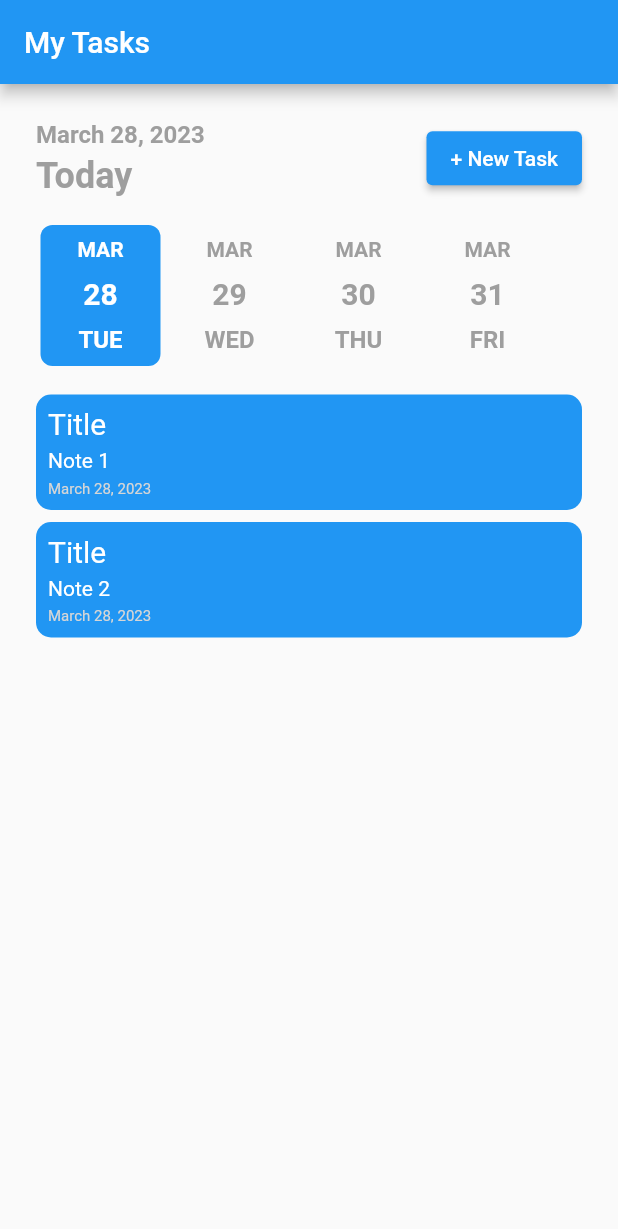
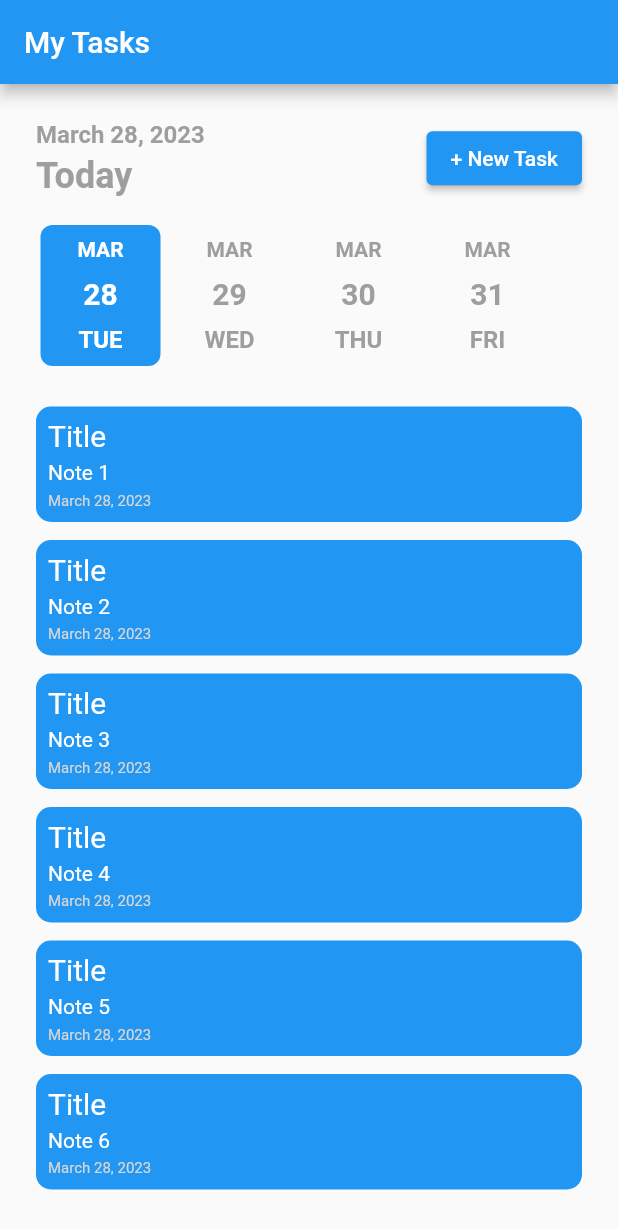
Before and after one commit to Bassem0gamal/getx_test_1, a Flutter app: the screen it shows after launch, on a phone screen of 412 x 824 dp. Shown: the top 1229 px of the screen. Run offline on Flutter 3.47's test engine with Material 2 defaults, Android fonts, the phone set to English and light mode, and no system bars; drawn by our look-alikes of date_picker_timeline; our stand-ins replace get, sqflite; accounts and stored records are empty.

Commit message:
Add Task, validation for the text field

```diff
--- a/lib/data_source/in_memory_task_data_source.dart
+++ b/lib/data_source/in_memory_task_data_source.dart
@@ -3,10 +3,48 @@ import 'package:getx_test_1/task/models/task_model.dart';
 import 'package:intl/intl.dart';
 
 class InMemoryTaskDataSource implements TaskDataSource {
+  static final InMemoryTaskDataSource instance =
+      InMemoryTaskDataSource._private();
+
+
+  InMemoryTaskDataSource._private();
+
   final Map<int, TaskModel> _map = {
-    1: TaskModel(id: 1, title: 'Title', note: 'Note 1', time: DateFormat.yMMMMd().format(DateTime.now())),
-    2: TaskModel(id: 2, title: 'Title', note: 'Note 2', time: DateFormat.yMMMMd().format(DateTime.now()))
-
+    1: TaskModel(
+        id: 1,
+        title: 'Title',
+        note: 'Note 1',
+        time: DateFormat.yMMMMd().format(DateTime.now())),
+    2: TaskModel(
+        id: 2,
+        title: 'Title',
+        note: 'Note 2',
+        time: DateFormat.yMMMMd().format(DateTime.now())),
+    3: TaskModel(
+        id: 3,
+        title: 'Title',
+        note: 'Note 3',
+        time: DateFormat.yMMMMd().format(DateTime.now())),
+    4: TaskModel(
+        id: 4,
+        title: 'Title',
+        note: 'Note 4',
+        time: DateFormat.yMMMMd().format(DateTime.now())),
+    5: TaskModel(
+        id: 5,
+        title: 'Title',
+        note: 'Note 5',
+        time: DateFormat.yMMMMd().format(DateTime.now())),
+    6: TaskModel(
+        id: 6,
+        title: 'Title',
+        note: 'Note 6',
+        time: DateFormat.yMMMMd().format(DateTime.now())),
+    7: TaskModel(
+        id: 7,
+        title: 'Title',
+        note: 'Note 7',
+        time: DateFormat.yMMMMd().format(DateTime.now())),
   };
 
   @override
--- a/lib/home/home_controller.dart
+++ b/lib/home/home_controller.dart
@@ -1,15 +1,15 @@
 
 import 'package:get/get.dart';
 import 'package:getx_test_1/data_source/in_memory_task_data_source.dart';
+
+import '../data_source/task_data_source.dart';
 import '../task/models/task_model.dart';
 
 class HomeController extends GetxController {
-  final InMemoryTaskDataSource _dataSource = InMemoryTaskDataSource();
+  final TaskDataSource _dataSource = InMemoryTaskDataSource.instance;
   final RxList<TaskModel> tasks = RxList();
 
   void loadTasks() {
     tasks.value = _dataSource.getTasks();
   }
-
-
 }
--- a/lib/home/home_screen.dart
+++ b/lib/home/home_screen.dart
@@ -1,8 +1,8 @@
 import 'package:flutter/material.dart';
+import 'package:getx_test_1/data_source/add_task_starter.dart';
 import 'package:getx_test_1/home/home_controller.dart';
 import 'package:getx_test_1/home/widgets/home_calendar_widget.dart';
 import 'package:getx_test_1/home/widgets/home_tasks_widget.dart';
-import 'package:getx_test_1/task/add_task_screen.dart';
 import 'package:getx_test_1/text_style.dart';
 import 'package:intl/intl.dart';
 import 'package:get/get.dart';
@@ -22,6 +22,13 @@ class _HomeScreenState extends State<HomeScreen> {
   void initState() {
     homeController.loadTasks();
     super.initState();
+  }
+
+  Future<void> openAddTask() async {
+    final  result =  await Get.toNamed(AddTaskStarter.id);
+    if (result == true) {
+      homeController.loadTasks();
+    }
   }
 
   @override
@@ -56,76 +63,27 @@ class _HomeScreenState extends State<HomeScreen> {
                     ],
                   ),
                   ElevatedButton(
-                    onPressed: () => Get.toNamed(AddTaskScreen.id),
+                    onPressed: () => openAddTask(),
                     child: const Text('+ New Task'),
                   ),
                 ],
               ),
               const SizedBox(height: 16),
-              const SizedBox(
-                child: HomeCalendarWidget(),
-              ),
+              const HomeCalendarWidget(),
               const SizedBox(height: 16.0),
-              SizedBox(
-                child: noTask == 2
-                    ? const NoTask()
-                    : SizedBox(
-                        height: 500,
-                        child: Obx(
-                          () => ListView.builder(
+              Expanded(
+                child: Obx(
+                  () {
+                    return homeController.tasks.isEmpty
+                        ? const NoTask()
+                        : ListView.builder(
                             itemCount: homeController.tasks.length,
                             itemBuilder: (context, int i) {
-                              return Column(
-                                children: [
-                                  SizedBox(
-                                    width: MediaQuery.of(context).size.width,
-                                    child: Container(
-                                      decoration: BoxDecoration(
-                                          color: Colors.blue,
-                                          borderRadius:
-                                              BorderRadius.circular(10.0)),
-                                      child: Padding(
-                                        padding: const EdgeInsets.all(8.0),
-                                        child: Column(
-                                          crossAxisAlignment:
-                                              CrossAxisAlignment.start,
-                                          children: [
-                                            Text(
-                                              homeController.tasks[i].title,
-                                              style: const TextStyle(
-                                                  color: Colors.white,
-                                                  fontSize: 20),
-                                            ),
-                                            const SizedBox(height: 5),
-                                            Text(
-                                              homeController.tasks[i].note,
-                                              style: const TextStyle(
-                                                  color: Colors.white,
-                                                  fontSize: 14),
-                                            ),
-                                            const SizedBox(height: 5),
-                                            Align(
-                                              alignment: Alignment.bottomLeft,
-                                              child: Text(
-                                                homeController.tasks[i].time
-                                                    .toString(),
-                                                style: TextStyle(
-                                                    color: Colors.grey[350],
-                                                    fontSize: 10),
-                                              ),
-                                            ),
-                                          ],
-                                        ),
-                                      ),
-                                    ),
-                                  ),
-                                  const SizedBox(height: 8),
-                                ],
-                              );
+                              return TaskItem(taskModel: homeController.tasks[i]);
                             },
-                          ),
-                        ),
-                      ),
+                          );
+                  },
+                ),
               ),
             ],
           ),
--- a/lib/home/widgets/home_tasks_widget.dart
+++ b/lib/home/widgets/home_tasks_widget.dart
@@ -1,5 +1,6 @@
 import 'package:flutter/material.dart';
-import 'package:intl/intl.dart';
+import 'package:getx_test_1/home/home_controller.dart';
+import 'package:getx_test_1/task/models/task_model.dart';
 
 class NoTask extends StatelessWidget {
   const NoTask({Key? key}) : super(key: key);
@@ -21,60 +22,53 @@ class NoTask extends StatelessWidget {
   }
 }
 
-class HomeTask extends StatelessWidget {
-  const HomeTask(
-      {super.key,
-      required this.title,
-      required this.task,
-      required this.date,
-      this.color,
-      this.time,
-      this.repeat});
+class TaskItem extends StatelessWidget {
+  const TaskItem({super.key, required this.taskModel});
 
-  final String title;
-  final String task;
-  final String date;
-  final String? time;
-  final String? repeat;
-  final Color? color;
+  final TaskModel taskModel;
 
   @override
   Widget build(BuildContext context) {
-    return Container(
+
+    return Column(
+      children: [
+        Padding(
+          padding: const EdgeInsets.only(top: 8.0),
+          child: SizedBox(
+            width: MediaQuery.of(context).size.width,
+            child: Container(
               decoration: BoxDecoration(
-        borderRadius: BorderRadius.circular(24.0),
-        color: color,
-      ),
-      height: 120,
-      width: MediaQuery.of(context).size.width,
+                  color: Colors.blue, borderRadius: BorderRadius.circular(10.0)),
               child: Padding(
-        padding: const EdgeInsets.all(16.0),
+                padding: const EdgeInsets.all(8.0),
                 child: Column(
                   crossAxisAlignment: CrossAxisAlignment.start,
                   children: [
                     Text(
-              title,
-              style: const TextStyle(
-                fontWeight: FontWeight.bold,
-                color: Colors.white,
-                fontSize: 18,
+                      taskModel.title,
+                      style: const TextStyle(color: Colors.white, fontSize: 20),
                     ),
+                    const SizedBox(height: 5),
+                    Text(
+                      taskModel.note,
+                      style: const TextStyle(color: Colors.white, fontSize: 14),
                     ),
-            const SizedBox(height: 4),
-            Text(
-              task,
-              style: const TextStyle(color: Colors.white),
-            ),
+                    const SizedBox(height: 5),
                     Align(
-              alignment: FractionalOffset.bottomLeft,
+                      alignment: Alignment.bottomLeft,
                       child: Text(
-                date,
-                style: TextStyle(color: Colors.grey.shade300),
+                       taskModel.time,
+                        style: TextStyle(color: Colors.grey[350], fontSize: 10),
                       ),
                     ),
                   ],
                 ),
               ),
+            ),
+          ),
+        ),
+        const SizedBox(height: 4),
+      ],
     );
   }
 }
--- a/lib/icons.dart
+++ b/lib/icons.dart
@@ -2,7 +2,9 @@ import 'package:flutter/material.dart';
 
 IconButton blueCircleIcon() {
   return IconButton(
-    onPressed: () {},
+    onPressed: () {
+
+    },
     icon: const Icon(Icons.circle, color: Colors.blue, size: 30),
     padding: const EdgeInsets.only(right: 10),
     constraints: const BoxConstraints(),
--- a/lib/main.dart
+++ b/lib/main.dart
@@ -1,5 +1,6 @@
 import 'package:flutter/material.dart';
 import 'package:get/get.dart';
+import 'package:getx_test_1/data_source/add_task_starter.dart';
 import 'package:getx_test_1/task/add_task_screen.dart';
 import 'package:getx_test_1/task/edit_task_screen.dart';
 
@@ -21,7 +22,7 @@ class MyApp extends StatelessWidget {
       home: const HomeScreen(),
       getPages: [
         GetPage(name: HomeScreen.id, page: () => const HomeScreen()),
-        GetPage(name: AddTaskScreen.id, page: () => const AddTaskScreen()),
+        GetPage(name: AddTaskStarter.id, page: () => const AddTaskStarter()),
         GetPage(name: EditTaskScreen.id, page: () => const EditTaskScreen()),
       ],
     );
--- a/lib/task/models/task_input_field_model.dart
+++ b/lib/task/models/task_input_field_model.dart
@@ -5,14 +5,13 @@ class TaskInputField extends StatelessWidget {
   final String title;
   final String hint;
   final TextEditingController? controller;
-  final Widget? widget;
+  final String? Function(String?)? validator;
 
   const TaskInputField({
     super.key,
     required this.title,
     required this.hint,
-    required this.controller,
-    this.widget,
+    required this.controller, required this.validator,
   });
 
   @override
@@ -32,6 +31,7 @@ class TaskInputField extends StatelessWidget {
               autofocus: false,
               textAlign: TextAlign.start,
               controller: controller,
+              validator: validator,
               decoration: InputDecoration(
                 border: const OutlineInputBorder(),
                 hintText: hint,
--- a/lib/task/task_controller.dart
+++ b/lib/task/task_controller.dart
@@ -27,6 +27,8 @@ class TaskController extends GetxController {
         lastDate: DateTime(2024));
     return pickerDate;
   }
+
+
 
   Future<void> addTask(
       {required String? title,
```
Also changed, not shown: lib/data_source/add_task_controller.dart (added, +33 -0 lines), lib/data_source/add_task_starter.dart (added, +101 -0 lines), lib/task/add_task_screen.dart (+98 -98 lines), lib/task/edit_task_screen.dart (+5 -5 lines). Lines whose indentation alone changed are shown as unchanged.
